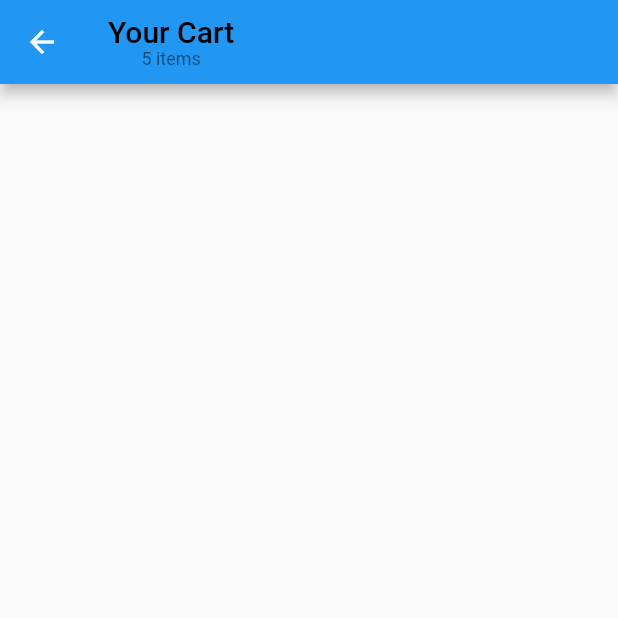
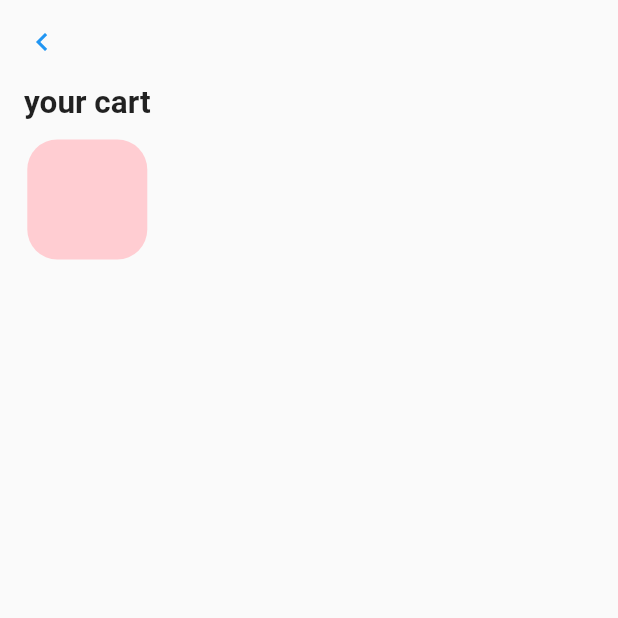
Before and after one commit to Abdallah7x/Udrive-car-rental-app, a Flutter app: the cart screen opened directly, on a phone screen of 412 x 824 dp, the top half of it. Run offline on Flutter 3.47's test engine with Material 2 defaults, Android fonts, the light colour scheme and no system bars; missing offline and left inert: dart:html, flutter_application_3.

Commit message:
Update cart.dart

```diff
--- a/lib/pages/cart.dart
+++ b/lib/pages/cart.dart
@@ -1,34 +1,53 @@
+import 'dart:html';
+
 import 'package:flutter/material.dart';
 import 'package:drive/model/data.dart';
 
-//import 'components/body.dart';
-//import 'components/check_out_card.dart';
 
-class cart extends StatelessWidget {
-  static String routeName = "/cart";
+class cart extends StatefulWidget{
+  @override
+  _CartViewState createState()=>_CartViewState();
+}
+
+class _CartViewState extends State<cart>{
   @override
   Widget build(BuildContext context) {
+    // TODO: implement build
     return Scaffold(
-      appBar: buildAppBar(context),
-     // body: Body(),
-      //bottomNavigationBar: CheckoutCard(),
+      appBar: AppBar(
+        elevation: 0.0,
+        backgroundColor:Colors.transparent,
+        leading:IconButton(
+          icon: Icon(
+            Icons.keyboard_arrow_left,
+            color:Colors.blue,
+          ),
+          onPressed: (){},
+          ),
+      ),
+      body: Padding(
+        padding: const EdgeInsets.symmetric(horizontal: 16.0),
+        child:Column(
+        children:<Widget>[
+          Text("your cart",
+          style:TextStyle(
+            fontWeight: FontWeight.bold,
+            fontSize: 21.0,
+          ),
+          ),
+          SizedBox(height: 12.0),
+          Container(
+            width:80.0,
+            height: 80.0,
+            decoration: BoxDecoration(
+            color:Colors.red[100],
+            borderRadius: BorderRadius.circular(20.0),
+          ),
+          ),
+        ],
+      ),
+      ),
     );
   }
 
-  AppBar buildAppBar(BuildContext context) {
-    return AppBar(
-      title: Column(
-        children: [
-          Text(
-            "Your Cart",
-            style: TextStyle(color: Colors.black),
-          ),
-          Text(
-            "${items.length} items",
-            style: Theme.of(context).textTheme.caption,
-          ),
-        ],
-      ),
-    );
-  }
 }
```
